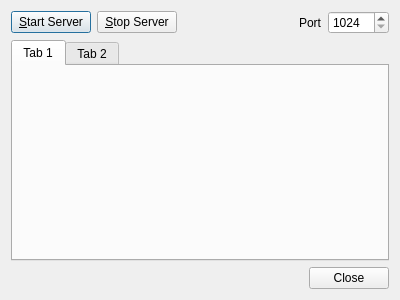
Before: the Qt Designer form tools/profiler/dialog.ui in Robert42/gl-research-toolkit, drawn with Qt 5.
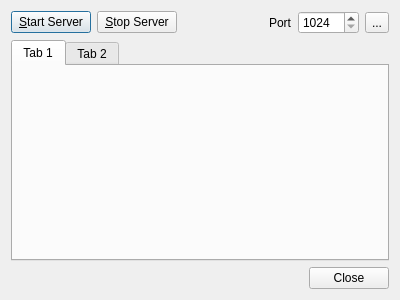
After: the same form once the commit is applied. Icons and pictures are not drawn.

Commit message: added undo button for the port

```diff
--- a/tools/profiler/dialog.ui
+++ b/tools/profiler/dialog.ui
@@ -63,6 +63,16 @@
        </property>
       </widget>
      </item>
+     <item>
+      <widget class="QToolButton" name="toolButton_UndoPort">
+       <property name="text">
+        <string>...</string>
+       </property>
+       <property name="icon">
+        <iconset theme="edit-undo"/>
+       </property>
+      </widget>
+     </item>
     </layout>
    </item>
    <item>
```
The commit also changes 2 other files.
